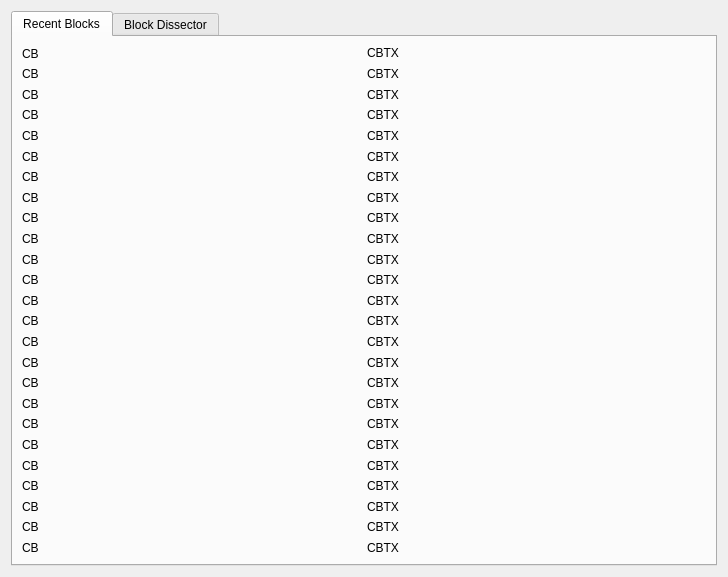
This is src/qt/forms/blockbrowser.ui in SyndicateLabs/SyndicateQT as Qt 5 draws it before an edit. The edited form follows.
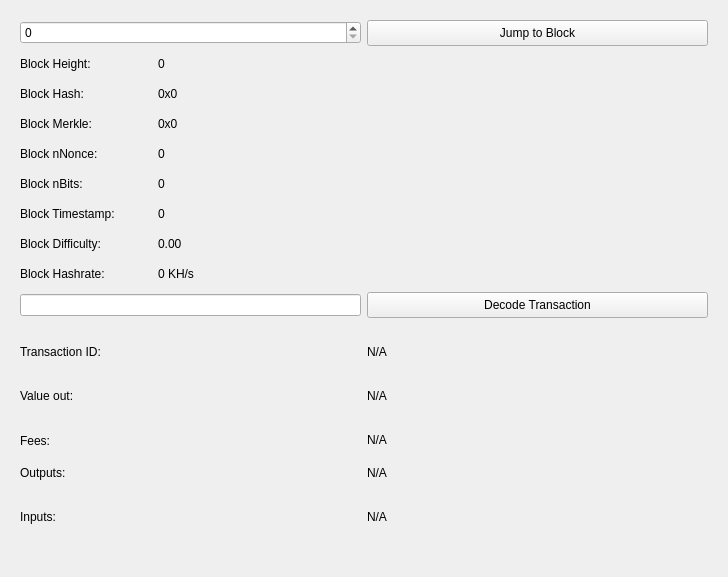
This is the edited form.

Diff of the .ui file:
```diff
--- a/src/qt/forms/blockbrowser.ui
+++ b/src/qt/forms/blockbrowser.ui
@@ -30,384 +30,6 @@
   </property>
   <layout class="QGridLayout" name="gridLayout_3">
    <item row="0" column="0">
-    <widget class="QTabWidget" name="tabWidget">
-     <property name="currentIndex">
-      <number>0</number>
-     </property>
-     <widget class="QWidget" name="tab">
-      <attribute name="title">
-       <string>Recent Blocks</string>
-      </attribute>
-      <layout class="QGridLayout" name="gridLayout_5">
-       <item row="0" column="0">
-        <layout class="QVBoxLayout" name="verticalLayout">
-         <item>
-          <widget class="QLabel" name="cbLabel">
-           <property name="text">
-            <string>CB</string>
-           </property>
-          </widget>
-         </item>
-         <item>
-          <widget class="QLabel" name="cbLabel_2">
-           <property name="text">
-            <string>CB</string>
-           </property>
-          </widget>
-         </item>
-         <item>
-          <widget class="QLabel" name="cbLabel_3">
-           <property name="text">
-            <string>CB</string>
-           </property>
-          </widget>
-         </item>
-         <item>
-          <widget class="QLabel" name="cbLabel_4">
-           <property name="text">
-            <string>CB</string>
-           </property>
-          </widget>
-         </item>
-         <item>
-          <widget class="QLabel" name="cbLabel_5">
-           <property name="text">
-            <string>CB</string>
-           </property>
-          </widget>
-         </item>
-         <item>
-          <widget class="QLabel" name="cbLabel_6">
-           <property name="text">
-            <string>CB</string>
-           </property>
-          </widget>
-         </item>
-         <item>
-          <widget class="QLabel" name="cbLabel_7">
-           <property name="text">
-            <string>CB</string>
-           </property>
-          </widget>
-         </item>
-         <item>
-          <widget class="QLabel" name="cbLabel_8">
-           <property name="text">
-            <string>CB</string>
-           </property>
-          </widget>
-         </item>
-         <item>
-          <widget class="QLabel" name="cbLabel_9">
-           <property name="text">
-            <string>CB</string>
-           </property>
-          </widget>
-         </item>
-         <item>
-          <widget class="QLabel" name="cbLabel_10">
-           <property name="text">
-            <string>CB</string>
-           </property>
-          </widget>
-         </item>
-         <item>
-          <widget class="QLabel" name="cbLabel_11">
-           <property name="text">
-            <string>CB</string>
-           </property>
-          </widget>
-         </item>
-         <item>
-          <widget class="QLabel" name="cbLabel_12">
-           <property name="text">
-            <string>CB</string>
-           </property>
-          </widget>
-         </item>
-         <item>
-          <widget class="QLabel" name="cbLabel_13">
-           <property name="text">
-            <string>CB</string>
-           </property>
-          </widget>
-         </item>
-         <item>
-          <widget class="QLabel" name="cbLabel_14">
-           <property name="text">
-            <string>CB</string>
-           </property>
-          </widget>
-         </item>
-         <item>
-          <widget class="QLabel" name="cbLabel_15">
-           <property name="text">
-            <string>CB</string>
-           </property>
-          </widget>
-         </item>
-         <item>
-          <widget class="QLabel" name="cbLabel_16">
-           <property name="text">
-            <string>CB</string>
-           </property>
-          </widget>
-         </item>
-         <item>
-          <widget class="QLabel" name="cbLabel_17">
-           <property name="text">
-            <string>CB</string>
-           </property>
-          </widget>
-         </item>
-         <item>
-          <widget class="QLabel" name="cbLabel_18">
-           <property name="text">
-            <string>CB</string>
-           </property>
-          </widget>
-         </item>
-         <item>
-          <widget class="QLabel" name="cbLabel_19">
-           <property name="text">
-            <string>CB</string>
-           </property>
-          </widget>
-         </item>
-         <item>
-          <widget class="QLabel" name="cbLabel_20">
-           <property name="text">
-            <string>CB</string>
-           </property>
-          </widget>
-         </item>
-         <item>
-          <widget class="QLabel" name="cbLabel_21">
-           <property name="text">
-            <string>CB</string>
-           </property>
-          </widget>
-         </item>
-         <item>
-          <widget class="QLabel" name="cbLabel_22">
-           <property name="text">
-            <string>CB</string>
-           </property>
-          </widget>
-         </item>
-         <item>
-          <widget class="QLabel" name="cbLabel_23">
-           <property name="text">
-            <string>CB</string>
-           </property>
-          </widget>
-         </item>
-         <item>
-          <widget class="QLabel" name="cbLabel_24">
-           <property name="text">
-            <string>CB</string>
-           </property>
-          </widget>
-         </item>
-         <item>
-          <widget class="QLabel" name="cbLabel_25">
-           <property name="text">
-            <string>CB</string>
-           </property>
-          </widget>
-         </item>
-        </layout>
-       </item>
-       <item row="0" column="1">
-        <layout class="QVBoxLayout" name="verticalLayout_2">
-         <item>
-          <widget class="QLabel" name="CBTX">
-           <property name="text">
-            <string>CBTX</string>
-           </property>
-           <property name="textInteractionFlags">
-            <set>Qt::LinksAccessibleByMouse|Qt::TextSelectableByMouse</set>
-           </property>
-          </widget>
-         </item>
-         <item>
-          <widget class="QLabel" name="CBTX_12">
-           <property name="text">
-            <string>CBTX</string>
-           </property>
-          </widget>
-         </item>
-         <item>
-          <widget class="QLabel" name="CBTX_19">
-           <property name="text">
-            <string>CBTX</string>
-           </property>
-          </widget>
-         </item>
-         <item>
-          <widget class="QLabel" name="CBTX_20">
-           <property name="text">
-            <string>CBTX</string>
-           </property>
-          </widget>
-         </item>
-         <item>
-          <widget class="QLabel" name="CBTX_21">
-           <property name="text">
-            <string>CBTX</string>
-           </property>
-          </widget>
-         </item>
-         <item>
-          <widget class="QLabel" name="CBTX_22">
-           <property name="text">
-            <string>CBTX</string>
-           </property>
-          </widget>
-         </item>
-         <item>
-          <widget class="QLabel" name="CBTX_23">
-           <property name="text">
-            <string>CBTX</string>
-           </property>
-          </widget>
-         </item>
-         <item>
-          <widget class="QLabel" name="CBTX_24">
-           <property name="text">
-            <string>CBTX</string>
-           </property>
-          </widget>
-         </item>
-         <item>
-          <widget class="QLabel" name="CBTX_25">
-           <property name="text">
-            <string>CBTX</string>
-           </property>
-          </widget>
-         </item>
-         <item>
-          <widget class="QLabel" name="CBTX_2">
-           <property name="text">
-            <string>CBTX</string>
-           </property>
-          </widget>
-         </item>
-         <item>
-          <widget class="QLabel" name="CBTX_3">
-           <property name="text">
-            <string>CBTX</string>
-           </property>
-          </widget>
-         </item>
-         <item>
-          <widget class="QLabel" name="CBTX_4">
-           <property name="text">
-            <string>CBTX</string>
-           </property>
-          </widget>
-         </item>
-         <item>
-          <widget class="QLabel" name="CBTX_5">
-           <property name="text">
-            <string>CBTX</string>
-           </property>
-          </widget>
-         </item>
-         <item>
-          <widget class="QLabel" name="CBTX_6">
-           <property name="text">
-            <string>CBTX</string>
-           </property>
-          </widget>
-         </item>
-         <item>
-          <widget class="QLabel" name="CBTX_7">
-           <property name="text">
-            <string>CBTX</string>
-           </property>
-          </widget>
-         </item>
-         <item>
-          <widget class="QLabel" name="CBTX_8">
-           <property name="text">
-            <string>CBTX</string>
-           </property>
-          </widget>
-         </item>
-         <item>
-          <widget class="QLabel" name="CBTX_9">
-           <property name="text">
-            <string>CBTX</string>
-           </property>
-          </widget>
-         </item>
-         <item>
-          <widget class="QLabel" name="CBTX_10">
-           <property name="text">
-            <string>CBTX</string>
-           </property>
-          </widget>
-         </item>
-         <item>
-          <widget class="QLabel" name="CBTX_11">
-           <property name="text">
-            <string>CBTX</string>
-           </property>
-          </widget>
-         </item>
-         <item>
-          <widget class="QLabel" name="CBTX_13">
-           <property name="text">
-            <string>CBTX</string>
-           </property>
-          </widget>
-         </item>
-         <item>
-          <widget class="QLabel" name="CBTX_14">
-           <property name="text">
-            <string>CBTX</string>
-           </property>
-          </widget>
-         </item>
-         <item>
-          <widget class="QLabel" name="CBTX_15">
-           <property name="text">
-            <string>CBTX</string>
-           </property>
-          </widget>
-         </item>
-         <item>
-          <widget class="QLabel" name="CBTX_16">
-           <property name="text">
-            <string>CBTX</string>
-           </property>
-          </widget>
-         </item>
-         <item>
-          <widget class="QLabel" name="CBTX_17">
-           <property name="text">
-            <string>CBTX</string>
-           </property>
-          </widget>
-         </item>
-         <item>
-          <widget class="QLabel" name="CBTX_18">
-           <property name="text">
-            <string>CBTX</string>
-           </property>
-          </widget>
-         </item>
-        </layout>
-       </item>
-      </layout>
-     </widget>
-     <widget class="QWidget" name="tab_2">
-      <attribute name="title">
-       <string>Block Dissector</string>
-      </attribute>
-      <layout class="QGridLayout" name="gridLayout_4">
-       <item row="0" column="0">
         <widget class="QWidget" name="blockContainer" native="true">
          <layout class="QGridLayout" name="gridLayout_2">
           <item row="0" column="0">
@@ -780,10 +402,6 @@
          <zorder>heightBox</zorder>
          <zorder>blockButton</zorder>
          <zorder>txBox</zorder>
-        </widget>
-       </item>
-      </layout>
-     </widget>
     </widget>
    </item>
   </layout>
```
Lines whose indentation alone changed are shown as unchanged.
